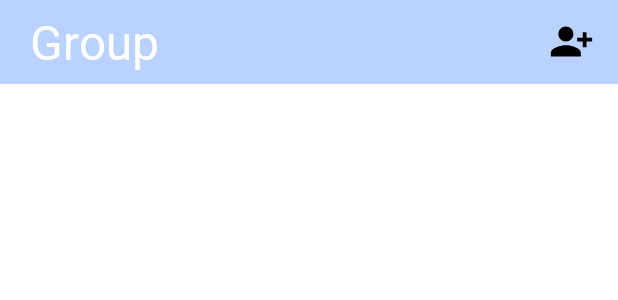
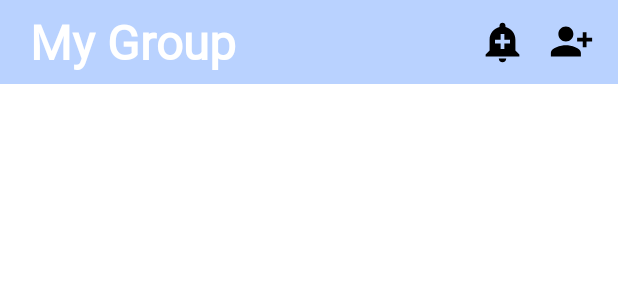
Before and after one commit to dabee2/Promise, an Android app: the layout fragment_group.xml on its own in the app's theme, with its tools: preview values and no code run, on a phone screen of 412 x 824 dp. Shown: the top 300 px of the screen. Run offline under Robolectric (Android 15) with nearby library versions, the phone set to English and light mode, and no system bars.

Commit message:
20221109home commit

```diff
--- a/app/src/main/java/com/dabee/promise/GroupAddActivity.kt
+++ b/app/src/main/java/com/dabee/promise/GroupAddActivity.kt
@@ -80,10 +80,11 @@ class GroupAddActivity : AppCompatActivity() {
                     userRef.document(userId).collection("groups").document(groupName).collection("members").document(i.id).update(isJoin as Map<String, Any>)
                     userRef.document(userId).get().addOnSuccessListener { it2 ->
                         isJoin["isJoin"]=true
+                        userRef.document(i.id).collection("join").document(groupName).set(it2)
                         userRef.document(i.id).collection("groups").document(groupName).collection("members").document(userId).set(it2)
                         userRef.document(i.id).collection("groups").document(groupName).collection("members").document(userId).update(isJoin as Map<String, Any>)
                     }
-                }.isComplete
+                }
                 val intent = intent
                 setResult(RESULT_OK, intent)
 
--- a/app/src/main/java/com/dabee/promise/RecyclerAdapterFriends.kt
+++ b/app/src/main/java/com/dabee/promise/RecyclerAdapterFriends.kt
@@ -54,7 +54,6 @@ class RecyclerAdapterFriends constructor(val context:Context, var items:MutableL
                 }
 
                 items.remove(FriendsItem(item.name,item.img,item.id))
-//                notifyItemChanged(position)
                 notifyDataSetChanged()
             }.show()
 
--- /dev/null
+++ b/app/src/main/res/drawable/ic_baseline_add_alert_24.xml
@@ -0,0 +1,5 @@
+<vector android:height="24dp" android:tint="#000000"
+    android:viewportHeight="24" android:viewportWidth="24"
+    android:width="24dp" xmlns:android="http://schemas.android.com/apk/res/android">
+    <path android:fillColor="@android:color/white" android:pathData="M10.01,21.01c0,1.1 0.89,1.99 1.99,1.99s1.99,-0.89 1.99,-1.99h-3.98zM18.88,16.82L18.88,11c0,-3.25 -2.25,-5.97 -5.29,-6.69v-0.72C13.59,2.71 12.88,2 12,2s-1.59,0.71 -1.59,1.59v0.72C7.37,5.03 5.12,7.75 5.12,11v5.82L3,18.94L3,20h18v-1.06l-2.12,-2.12zM16,13.01h-3v3h-2v-3L8,13.01L8,11h3L11,8h2v3h3v2.01z"/>
+</vector>
--- a/app/src/main/res/layout/fragment_group.xml
+++ b/app/src/main/res/layout/fragment_group.xml
@@ -20,15 +20,25 @@
             android:layout_width="wrap_content"
             android:layout_height="wrap_content"
             android:layout_marginLeft="20dp"
-            android:text="Group"
+            android:text="My Group"
             android:layout_gravity="center"
             android:textSize="32sp"
+            android:textStyle="bold"
             android:fontFamily="@font/binggrae_bold"
             android:textColor="@color/white"/>
         <TextView
             android:layout_width="wrap_content"
             android:layout_height="wrap_content"
-            android:layout_weight="1"/>x
+            android:layout_weight="1"/>
+
+        <ImageView
+            android:id="@+id/iv_agree"
+            android:layout_width="30dp"
+            android:layout_height="30dp"
+            android:layout_gravity="center"
+            android:layout_marginRight="16dp"
+            android:src="@drawable/ic_baseline_add_alert_24"/>
+
 
             <ImageView
                 android:id="@+id/iv"
--- a/app/src/main/res/values/colors.xml
+++ b/app/src/main/res/values/colors.xml
@@ -11,4 +11,5 @@
     <color name="my_color2">#7AFFFF</color>
     <color name="my_color3">#5367C8</color>
     <color name="my_color4">#BABABA</color>
+    <color name="my_color5">#EEFF00</color>
 </resources>
```
Also changed, not shown: app/src/main/java/com/dabee/promise/GroupFragment.kt (+34 -10 lines), app/src/main/java/com/dabee/promise/RecyclerAdapterGroupChild.kt (+0 -25 lines), app/src/main/java/com/dabee/promise/RecyclerAdapterGroups.kt (+35 -24 lines).
